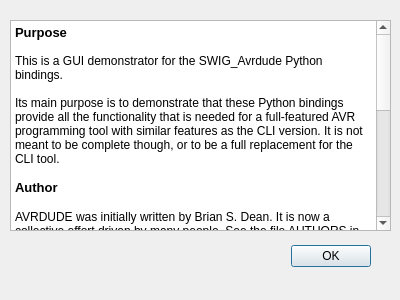
The window that src/python/about.ui (avrdudes/avrdude) describes before a commit, drawn with Qt 5.
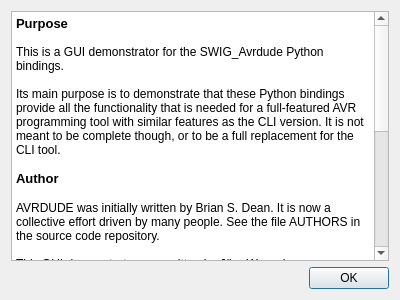
The same window after the commit.

The edit to the form file:
```diff
--- a/src/python/about.ui
+++ b/src/python/about.ui
@@ -19,31 +19,9 @@
   <property name="modal">
    <bool>true</bool>
   </property>
-  <widget class="QDialogButtonBox" name="buttonBox">
-   <property name="geometry">
-    <rect>
-     <x>30</x>
-     <y>240</y>
-     <width>341</width>
-     <height>32</height>
-    </rect>
-   </property>
-   <property name="orientation">
-    <enum>Qt::Horizontal</enum>
-   </property>
-   <property name="standardButtons">
-    <set>QDialogButtonBox::Ok</set>
-   </property>
-  </widget>
+  <layout class="QVBoxLayout" name="verticalLayout">
+   <item>
   <widget class="QTextBrowser" name="textBrowser">
-   <property name="geometry">
-    <rect>
-     <x>10</x>
-     <y>20</y>
-     <width>381</width>
-     <height>211</height>
-    </rect>
-   </property>
    <property name="html">
     <string>&lt;!DOCTYPE HTML PUBLIC &quot;-//W3C//DTD HTML 4.0//EN&quot; &quot;http://www.w3.org/TR/REC-html40/strict.dtd&quot;&gt;
 &lt;html&gt;&lt;head&gt;&lt;meta name=&quot;qrichtext&quot; content=&quot;1&quot; /&gt;&lt;style type=&quot;text/css&quot;&gt;
@@ -71,6 +49,18 @@
 &lt;p style=&quot;-qt-paragraph-type:empty; margin-top:0px; margin-bottom:0px; margin-left:0px; margin-right:0px; -qt-block-indent:0; text-indent:0px;&quot;&gt;&lt;br /&gt;&lt;/p&gt;&lt;/body&gt;&lt;/html&gt;</string>
    </property>
   </widget>
+   </item>
+   <item>
+    <widget class="QDialogButtonBox" name="buttonBox">
+     <property name="orientation">
+      <enum>Qt::Horizontal</enum>
+     </property>
+     <property name="standardButtons">
+      <set>QDialogButtonBox::Ok</set>
+     </property>
+    </widget>
+   </item>
+  </layout>
  </widget>
  <resources/>
  <connections>
```
Lines whose indentation alone changed are shown as unchanged.
